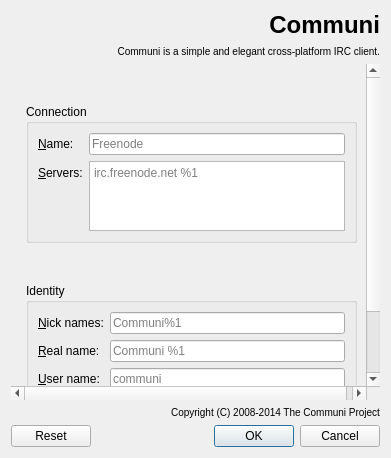
Above: src/app/connectpage.ui from communi/communi-desktop before the change. Below: the same form after it.
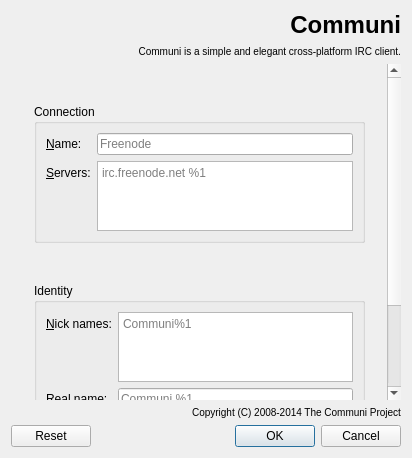
That is the form after the change. Icons and pictures are not drawn.

Commit message: ConnectPage: use multiline edit for nicks too

```diff
--- a/src/app/connectpage.ui
+++ b/src/app/connectpage.ui
@@ -181,13 +181,6 @@
             </property>
            </widget>
           </item>
-          <item row="0" column="1">
-           <widget class="QLineEdit" name="nickNameField">
-            <property name="placeholderText">
-             <string>Communi%1</string>
-            </property>
-           </widget>
-          </item>
           <item row="1" column="0">
            <widget class="QLabel" name="realNameLabel">
             <property name="text">
@@ -250,6 +243,25 @@
             </item>
            </layout>
           </item>
+          <item row="0" column="1">
+           <widget class="QPlainTextEdit" name="nickNameField">
+            <property name="verticalScrollBarPolicy">
+             <enum>Qt::ScrollBarAlwaysOff</enum>
+            </property>
+            <property name="horizontalScrollBarPolicy">
+             <enum>Qt::ScrollBarAlwaysOff</enum>
+            </property>
+            <property name="tabChangesFocus">
+             <bool>true</bool>
+            </property>
+            <property name="lineWrapMode">
+             <enum>QPlainTextEdit::NoWrap</enum>
+            </property>
+            <property name="placeholderText">
+             <string>Communi%1</string>
+            </property>
+           </widget>
+          </item>
          </layout>
         </widget>
        </item>
```
Left out of the diff: 4 changed lines with no effect on the pictures. The commit also changes 1 other file.
